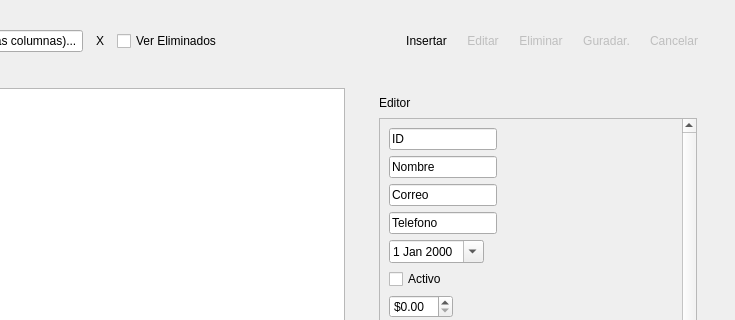
Before: the Qt Designer form recordspage.ui in NibsNibsXD/Proyecto2EstructuraDeDatos2, drawn with Qt 5; both pictures show x 405 to 1140 and y 0 to 320 of the 1140 by 574 pixel window.
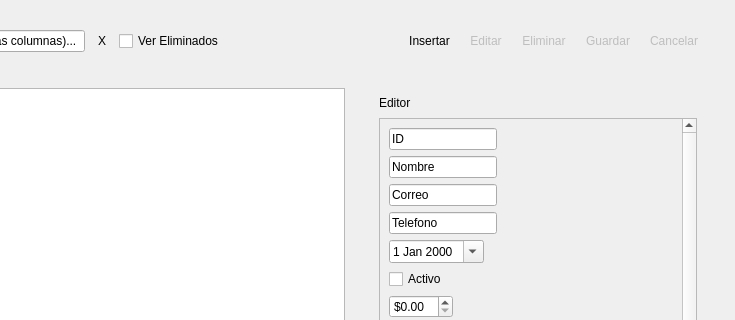
After: the same form once the commit is applied.

What changed in the file:
```diff
--- a/recordspage.ui
+++ b/recordspage.ui
@@ -242,7 +242,7 @@
              <bool>false</bool>
             </property>
             <property name="text">
-             <string>Guradar.</string>
+             <string>Guardar</string>
             </property>
             <property name="autoRaise">
              <bool>true</bool>
```
Left out of the diff: 6 changed lines with no effect on the pictures.
